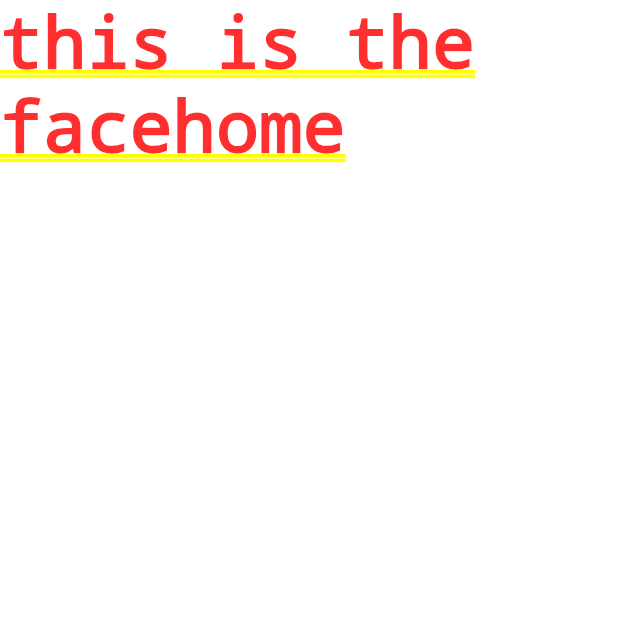
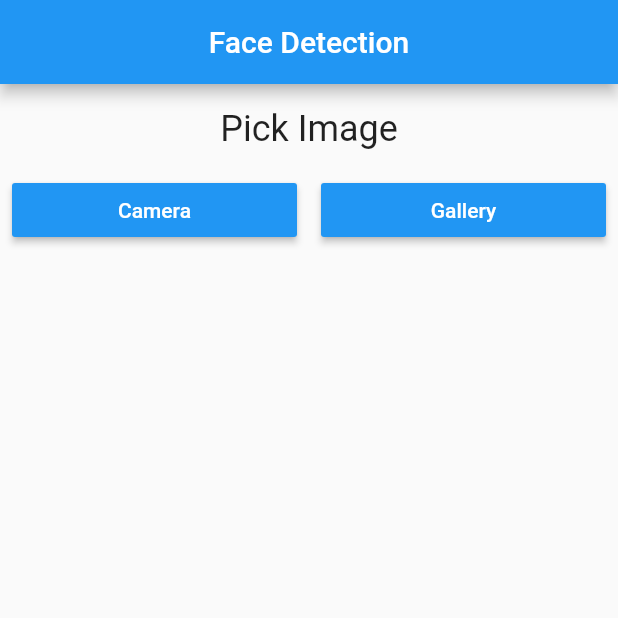
Before and after one commit to saurabhgrewal718/mobile-vision-using-flutter, a Flutter app: the screen it shows after launch, on a phone screen of 412 x 824 dp, the top half of it. Run offline on Flutter 3.47's test engine with Material 2 defaults, Android fonts, the phone set to English and light mode, and no system bars.

Commit message:
ui for the mobile vision done

```diff
--- a/lib/face_detection_home.dart
+++ b/lib/face_detection_home.dart
@@ -1,4 +1,5 @@
 import "package:flutter/material.dart";
+import 'dart:io';
 
 class FaceDetectorHome extends StatefulWidget {
   @override
@@ -6,10 +7,65 @@ class FaceDetectorHome extends StatefulWidget {
 }
 
 class _FaceDetectorHomeState extends State<FaceDetectorHome> {
+  File image;
+  final GlobalKey<ScaffoldState> _scaffoldKey = GlobalKey<ScaffoldState>();
+
   @override
   Widget build(BuildContext context) {
-    return Container(
-      child: Text("this is the facehome"),
+    return Scaffold(
+        key: _scaffoldKey,
+        appBar: AppBar(
+          centerTitle: true,
+          title: Text('Face Detection'),
+        ),
+        body: SingleChildScrollView(
+            child: Column(
+              mainAxisAlignment: MainAxisAlignment.center,
+              crossAxisAlignment: CrossAxisAlignment.center,
+              children: <Widget>[
+                buildRowTitle(context, 'Pick Image'),
+                buildSelectImageRowWidget(context)
+              ],
+            )
+        )
+    );
+  }
+
+
+  Widget buildRowTitle(BuildContext context, String title) {
+    return Center(
+        child: Padding(
+          padding: EdgeInsets.symmetric(horizontal: 8.0, vertical: 16.0),
+          child: Text(
+            title,
+            style: Theme.of(context).textTheme.headline,
+          ),
+        )
+    );
+  }
+
+  Widget buildSelectImageRowWidget(BuildContext context) {
+    return Row(
+      children: <Widget>[
+        createButton('Camera'),
+        createButton('Gallery')
+      ],
+    );
+  }
+
+  Widget createButton(String imgSource) {
+    return Expanded(
+        child: Padding(
+          padding: EdgeInsets.symmetric(horizontal: 8.0),
+          child: RaisedButton(
+              color: Colors.blue,
+              textColor: Colors.white,
+              splashColor: Colors.blueGrey,
+              onPressed: () {
+                null;
+              },
+              child: new Text(imgSource)),
+        )
     );
   }
 }
```
